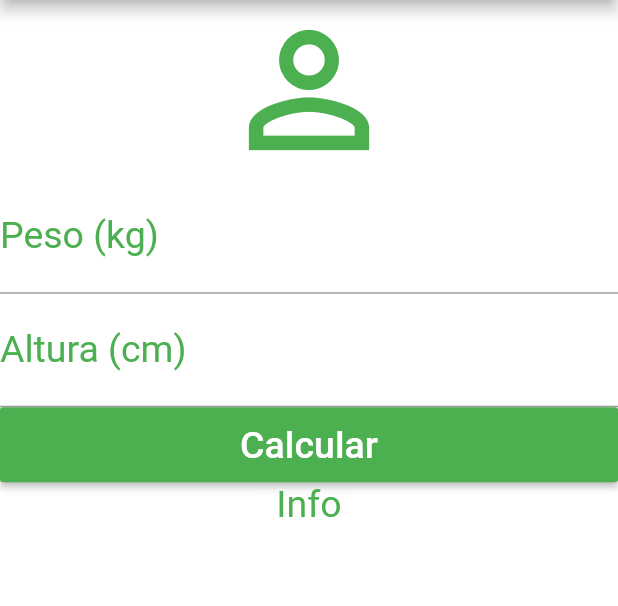
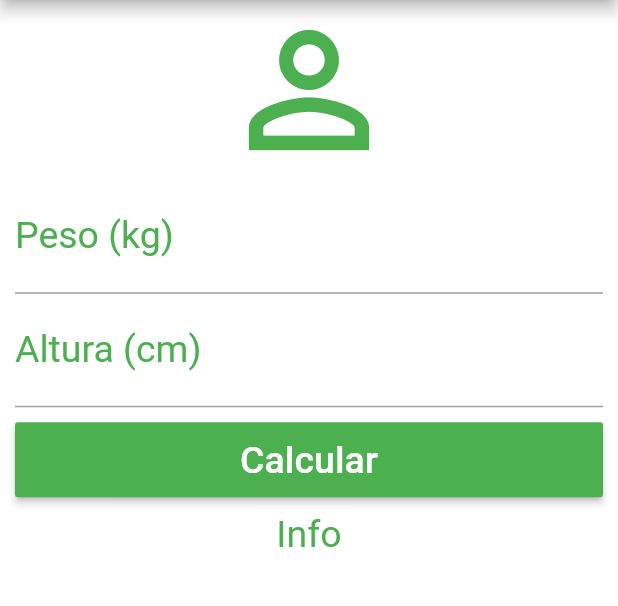
Before and after one commit to devandersonmarinho/Calculadora-IMC, a Flutter app: the screen it shows after launch, on a phone screen of 412 x 824 dp, the part 84-690 px from its top. Run offline on Flutter 3.47's test engine with Material 2 defaults, Android fonts, the phone set to English and light mode, and no system bars.

Commit message:
Adicionando espaço nas bordas laterias do corpo do app, nos botões e texto. Padding

```diff
--- a/lib/main.dart
+++ b/lib/main.dart
@@ -29,6 +29,7 @@ class _HomeState extends State<Home> {
       ),
       backgroundColor: Colors.white,
       body: SingleChildScrollView(
+        padding: EdgeInsets.fromLTRB(10.0, 0.0, 10.0, 0),
         child: Column(
           crossAxisAlignment: CrossAxisAlignment.stretch,
           children: <Widget>[
@@ -53,7 +54,9 @@ class _HomeState extends State<Home> {
               textAlign: TextAlign.center,
               style: TextStyle(color: Colors.green, fontSize: 25.0),
             ),
-            Container(
+            Padding(
+                padding: EdgeInsets.only(top: 10.0, bottom: 10.0),
+            child: Container(
               height: 50.0,
               child: RaisedButton(
                 onPressed: () {},
@@ -63,7 +66,7 @@ class _HomeState extends State<Home> {
                 ),
                 color: Colors.green,
               ),
-            ),
+            ),),
             Text(
               'Info',
               textAlign: TextAlign.center,
```
